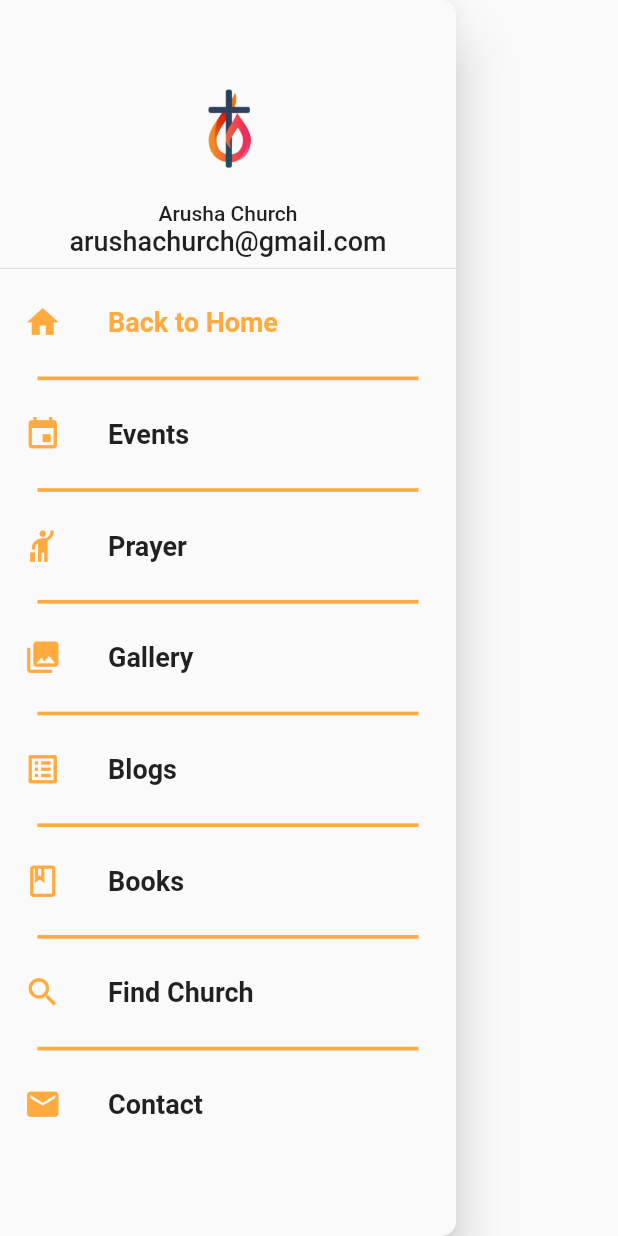
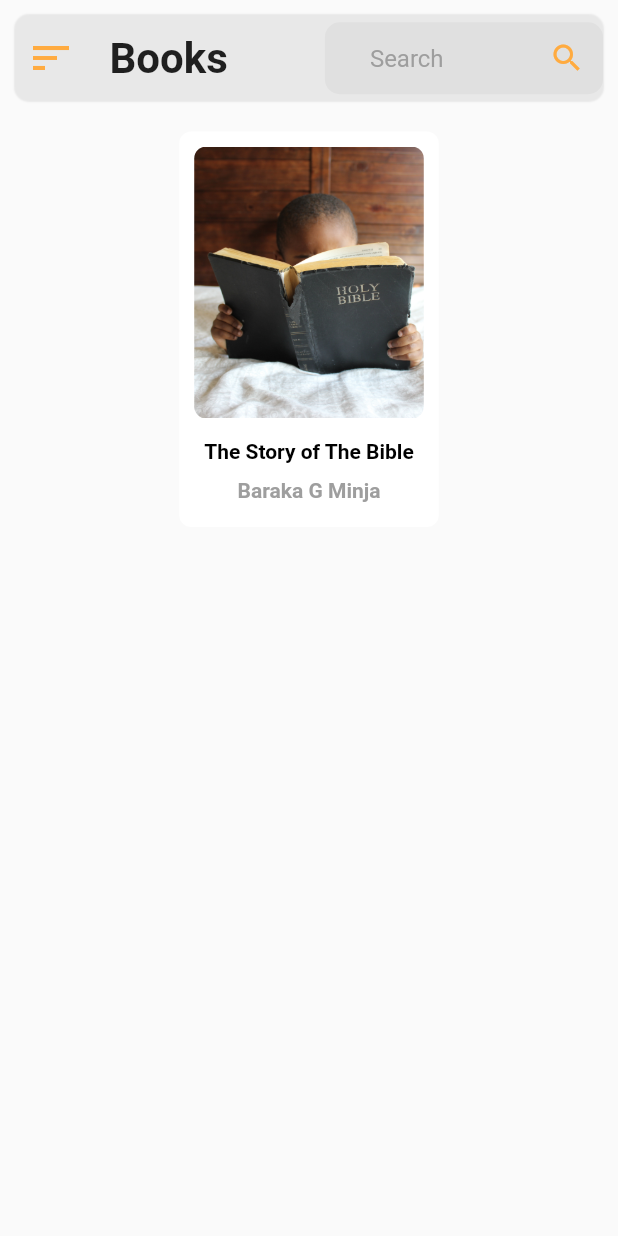
Before and after one commit to MinjaBaraka/churchApp, a Flutter app: the DrawerListPages widget shown alone on an empty page, opened directly, after a tap on "Books", on a phone screen of 412 x 824 dp. Run offline on Flutter 3.47's test engine with Material 2 defaults, Android fonts, the phone set to English and light mode, and no system bars; our stand-ins replace equatable, gap.

Commit message:
13/10/2023
1. A simple container to display book and author of the book

```diff
--- /dev/null
+++ b/church/lib/pages/books.detail.dart
@@ -0,0 +1,134 @@
+import 'package:flutter/material.dart';
+import 'package:gap/gap.dart';
+
+import '../widget/drawer_list_page.dart';
+
+class BookLibray extends StatelessWidget {
+  const BookLibray({Key? key}) : super(key: key);
+
+  @override
+  Widget build(BuildContext context) {
+    return SafeArea(
+      child: Scaffold(
+        drawer: const DrawerListPages(),
+        body: Padding(
+          padding: const EdgeInsets.symmetric(horizontal: 10, vertical: 10),
+          child: Column(
+            children: [
+              Container(
+                height: MediaQuery.of(context).size.height * 0.07,
+                width: double.infinity,
+                decoration: BoxDecoration(
+                  borderRadius: BorderRadius.circular(10),
+                  boxShadow: [
+                    BoxShadow(
+                      color: Colors.grey.withOpacity(0.2),
+                      blurRadius: 0.2,
+                      spreadRadius: 0.2,
+                    ),
+                  ],
+                ),
+                child: Row(
+                  children: [
+                    Builder(
+                      builder: (context) => IconButton(
+                        onPressed: () {
+                          Scaffold.of(context).openDrawer();
+                        },
+                        icon: const Icon(
+                          Icons.sort,
+                          color: Colors.orangeAccent,
+                          size: 32,
+                        ),
+                      ),
+                    ),
+                    const Gap(15),
+                    const Text(
+                      "Books",
+                      style: TextStyle(
+                        fontSize: 28,
+                        fontWeight: FontWeight.bold,
+                      ),
+                    ),
+                    const Spacer(),
+                    Container(
+                      width: MediaQuery.of(context).size.width * 0.45,
+                      decoration: BoxDecoration(
+                        color: Colors.grey.shade300,
+                        borderRadius: BorderRadius.circular(10),
+                      ),
+                      child: Row(
+                        children: [
+                          const Gap(30),
+                          const Expanded(
+                            child: TextField(
+                              cursorColor: Colors.orangeAccent,
+                              decoration: InputDecoration(
+                                hintText: "Search",
+                                hintStyle: TextStyle(
+                                  color: Colors.grey,
+                                ),
+                                border: InputBorder.none,
+                              ),
+                            ),
+                          ),
+                          IconButton(
+                            onPressed: () {},
+                            icon: const Icon(
+                              Icons.search,
+                              color: Colors.orangeAccent,
+                            ),
+                          ),
+                        ],
+                      ),
+                    ),
+                  ],
+                ),
+              ),
+              const Gap(20),
+              Container(
+                height: MediaQuery.of(context).size.height * 0.32,
+                width: MediaQuery.of(context).size.width * 0.42,
+                decoration: BoxDecoration(
+                  color: Colors.white,
+                  borderRadius: BorderRadius.circular(8),
+                ),
+                child: Column(
+                  children: [
+                    Container(
+                      margin: const EdgeInsets.all(10),
+                      height: MediaQuery.of(context).size.height * 0.22,
+                      width: MediaQuery.of(context).size.width * 0.38,
+                      decoration: BoxDecoration(
+                        image: const DecorationImage(
+                            image: AssetImage('assets/blogs/3.jpg'),
+                            fit: BoxFit.cover),
+                        borderRadius: BorderRadius.circular(8),
+                      ),
+                    ),
+                    const Gap(4),
+                    const Text(
+                      "The Story of The Bible",
+                      style: TextStyle(
+                        color: Colors.black,
+                        fontWeight: FontWeight.bold,
+                      ),
+                    ),
+                    const Gap(10),
+                    const Text(
+                      "Baraka G Minja",
+                      style: TextStyle(
+                        color: Colors.grey,
+                        fontWeight: FontWeight.bold,
+                      ),
+                    ),
+                  ],
+                ),
+              )
+            ],
+          ),
+        ),
+      ),
+    );
+  }
+}
--- a/church/lib/widget/drawer_list_page.dart
+++ b/church/lib/widget/drawer_list_page.dart
@@ -4,6 +4,7 @@ import 'package:flutter/material.dart';
 import 'package:gap/gap.dart';
 
 import '../pages/blogs_page.dart';
+import '../pages/books.detail.dart';
 import '../pages/prayer_screen.dart';
 import 'drawer_terms_diver.dart';
 
@@ -137,7 +138,14 @@ class _DrawerListPagesState extends State<DrawerListPages> {
             DrawerListTerms(
               drawerText: "Books",
               icon: Icons.book_outlined,
-              onTap: () {},
+              onTap: () {
+                Navigator.push(
+                  context,
+                  MaterialPageRoute(
+                    builder: (context) => const BookLibray(),
+                  ),
+                );
+              },
             ),
             const Gap(8),
             const ContainerDividerWithPadding(),
```
